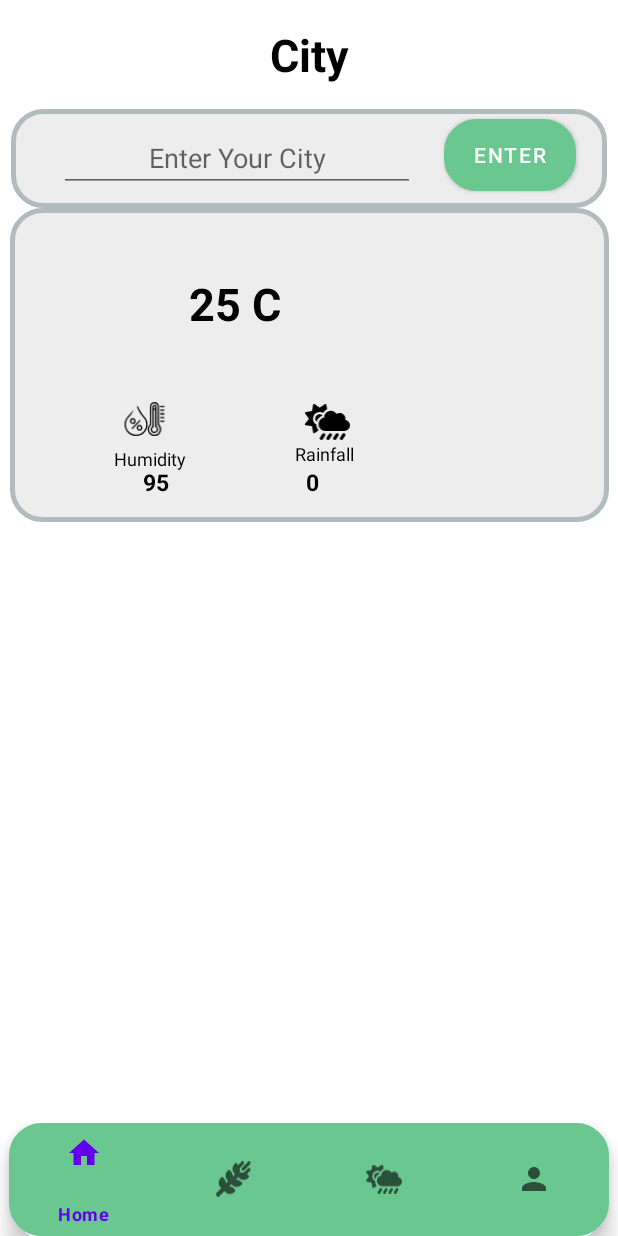
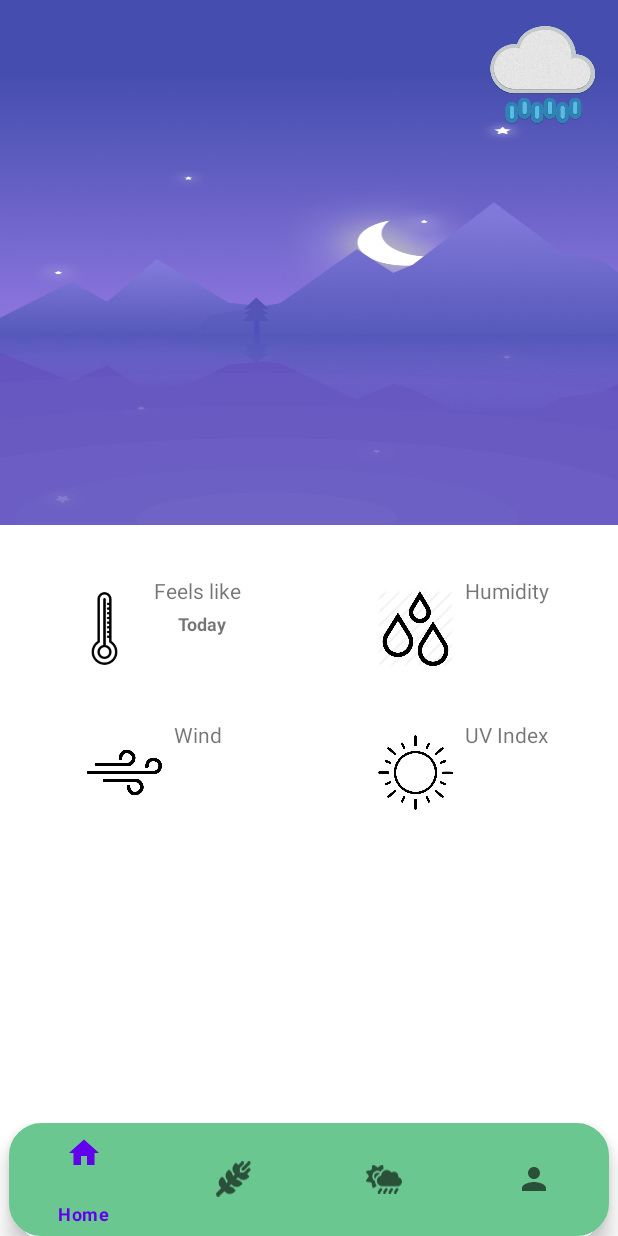
Before and after one commit to GeekyCats/Krishi, an Android app: the fragment Weather placed in its activity, on a phone screen of 412 x 824 dp. Run offline under Robolectric (Android 15) with nearby library versions, the phone set to English and light mode, and no system bars; pictures from the network do not load.

Commit message:
Weather Frontend

```diff
--- a/Krishi/app/src/main/java/com/example/krishi/home/Weather.java
+++ b/Krishi/app/src/main/java/com/example/krishi/home/Weather.java
@@ -48,19 +48,19 @@ public class Weather extends Fragment {
         city = view.findViewById(R.id.city);
         temp = view.findViewById(R.id.temperature);
         humidity = view.findViewById(R.id.humidity);
-        rainfall = view.findViewById(R.id.rainfall);
-        city_name = view.findViewById(R.id.cityName);
-        icon = view.findViewById(R.id.imageView8);
-        search = view.findViewById(R.id.btn_enter);
+//        rainfall = view.findViewById(R.id.rainfall);
+//        city_name = view.findViewById(R.id.cityName);
+//        icon = view.findViewById(R.id.imageView8);
+//        search = view.findViewById(R.id.btn_enter);
         this.context = getContext();
 
-        search.setOnClickListener(new View.OnClickListener() {
-            @Override
-            public void onClick(View v) {
-                String name = city_name.getText().toString();
-                city.setText(name);
-                getWeatherData(name);
-            }});
+//        search.setOnClickListener(new View.OnClickListener() {
+//            @Override
+//            public void onClick(View v) {
+//                String name = city_name.getText().toString();
+//                city.setText(name);
+//                getWeatherData(name);
+//            }});
 
         return view;
     }
--- a/Krishi/app/src/main/res/layout/fragment_weather.xml
+++ b/Krishi/app/src/main/res/layout/fragment_weather.xml
@@ -1,187 +1,254 @@
 <?xml version="1.0" encoding="utf-8"?>
-<androidx.constraintlayout.widget.ConstraintLayout xmlns:android="http://schemas.android.com/apk/res/android"
+<androidx.core.widget.NestedScrollView
+    xmlns:android="http://schemas.android.com/apk/res/android"
     xmlns:app="http://schemas.android.com/apk/res-auto"
     xmlns:tools="http://schemas.android.com/tools"
     android:layout_width="match_parent"
+    android:layout_height="wrap_content">
+    <androidx.constraintlayout.widget.ConstraintLayout
+        android:layout_width="match_parent"
         android:layout_height="match_parent"
-    tools:context=".home.Weather">
+        tools:context=".ui.today.TodayFragment">
 
-
+        <RelativeLayout
+            android:id="@+id/relative"
+            android:layout_width="match_parent"
+            android:layout_height="350dp"
+            android:background="@drawable/weather_forecast"
+            app:layout_constraintEnd_toEndOf="parent"
+            app:layout_constraintStart_toStartOf="parent"
+            app:layout_constraintTop_toTopOf="parent">
             <TextView
                 android:id="@+id/city"
                 android:layout_width="wrap_content"
                 android:layout_height="wrap_content"
-        android:layout_marginTop="16dp"
-        android:text="City"
-        android:textColor="@color/black"
-        android:textSize="30sp"
-        android:textStyle="bold"
-        app:layout_constraintEnd_toEndOf="parent"
-        app:layout_constraintStart_toStartOf="parent"
-        app:layout_constraintTop_toTopOf="parent" />
+                tools:text="New Delhi"
+                android:textColor="@color/white"
+                android:layout_marginStart="16dp"
+                android:layout_marginTop="8dp"
+                android:textSize="24sp" />
 
-    <androidx.constraintlayout.widget.ConstraintLayout
-        android:id="@+id/constraintLayout3"
-        android:layout_width="397dp"
-        android:layout_height="66dp"
-        android:background="@drawable/layout_bg"
-        app:layout_constraintBottom_toBottomOf="parent"
-        app:layout_constraintEnd_toEndOf="parent"
-        app:layout_constraintStart_toStartOf="parent"
-        app:layout_constraintTop_toBottomOf="@+id/city"
-        app:layout_constraintVertical_bias="0.07">
-
-        <EditText
-            android:id="@+id/cityName"
-            android:layout_width="237dp"
-            android:layout_height="43dp"
-            android:ems="10"
-            android:gravity="center"
-            android:hint="Enter Your City"
-            android:inputType="textPersonName"
-            app:layout_constraintBottom_toBottomOf="parent"
-            app:layout_constraintEnd_toEndOf="parent"
-            app:layout_constraintHorizontal_bias="0.2"
-            app:layout_constraintStart_toStartOf="parent"
-            app:layout_constraintTop_toTopOf="parent"
-            app:layout_constraintVertical_bias="0.521" />
-
-        <Button
-            android:id="@+id/btn_enter"
+            <TextView
+                android:id="@+id/date"
                 android:layout_width="wrap_content"
                 android:layout_height="wrap_content"
-            android:layout_marginStart="19dp"
-            android:layout_marginEnd="16dp"
-            android:background="@drawable/layout_bg"
-            android:text="Enter"
-            app:backgroundTint="@color/colorPrimary"
+                tools:text="Friday, June 30"
+                android:textColor="@color/white"
+                android:layout_below="@+id/city"
+                android:layout_marginStart="16dp"
+                android:textSize="16sp" />
+
+            <TextView
+                android:id="@+id/condition"
+                android:layout_width="wrap_content"
+                android:layout_height="wrap_content"
+                tools:text="Light Rain"
+                android:textColor="@color/white"
+                android:layout_below="@+id/date"
+                android:layout_marginStart="16dp"
+                android:textStyle="bold"
+                android:layout_marginTop="32dp"
+                android:textSize="16sp" />
+
+            <ImageView
+                android:id="@+id/weather_resource"
+                android:layout_width="100dp"
+                android:layout_height="100dp"
+                android:src="@drawable/art_light_rain"
+                android:layout_alignParentEnd="true"
+                android:padding="8dp"/>
+
+            <TextView
+                android:id="@+id/temp_condition"
+                android:layout_width="wrap_content"
+                android:layout_height="wrap_content"
+                tools:text="36C"
+                android:layout_alignParentBottom="true"
+                android:textColor="@color/white"
+                android:padding="16dp"
+                android:textSize="48sp" />
+
+        </RelativeLayout>
+
+        <LinearLayout
+            android:layout_width="match_parent"
+            android:layout_height="wrap_content"
+            android:orientation="vertical"
+            android:layout_weight="1"
+            android:layout_marginTop="16dp"
             app:layout_constraintBottom_toBottomOf="parent"
             app:layout_constraintEnd_toEndOf="parent"
             app:layout_constraintHorizontal_bias="0.0"
-            app:layout_constraintStart_toEndOf="@+id/cityName"
-            app:layout_constraintTop_toTopOf="parent"
-            app:layout_constraintVertical_bias="0.388" />
-    </androidx.constraintlayout.widget.ConstraintLayout>
+            app:layout_constraintStart_toStartOf="parent"
+            app:layout_constraintTop_toBottomOf="@+id/relative"
+            app:layout_constraintVertical_bias="0.0">
 
-    <androidx.constraintlayout.widget.ConstraintLayout
-        android:layout_width="399dp"
-        android:layout_height="209dp"
-        android:background="@drawable/layout_bg"
-        app:layout_constraintBottom_toBottomOf="parent"
-        app:layout_constraintEnd_toEndOf="parent"
-        app:layout_constraintStart_toStartOf="parent"
-        app:layout_constraintTop_toBottomOf="@+id/constraintLayout3"
-        app:layout_constraintVertical_bias="0.224">
+            <LinearLayout
+                android:orientation="horizontal"
+                android:layout_width="match_parent"
+                android:layout_height="0dp"
+                android:layout_gravity="center"
+                android:layout_weight="1"
+                android:layout_marginTop="10dp">
+                <RelativeLayout
+                    android:layout_width="0dp"
+                    android:layout_height="wrap_content"
+                    android:padding="8dp"
+                    android:gravity="center"
+                    android:layout_weight="1">
+
+                    <ImageView
+                        android:id="@+id/thermometer"
+                        android:layout_width="50dp"
+                        android:layout_height="70dp"
+                        android:layout_marginEnd="8dp"
+                        android:src="@drawable/thermometer"/>
+
+                    <TextView
+                        android:id="@+id/feels_like"
+                        android:layout_width="wrap_content"
+                        android:layout_height="wrap_content"
+                        android:layout_toEndOf="@+id/thermometer"
+                        android:textSize="14sp"
+                        android:text="Feels like"/>
 
                     <TextView
                         android:id="@+id/temperature"
-            android:layout_width="85dp"
-            android:layout_height="54dp"
-            android:gravity="center"
-            android:text="25 C"
-            android:textColor="@color/black"
-            android:textSize="30sp"
+                        android:layout_width="wrap_content"
+                        android:layout_height="wrap_content"
+                        android:layout_toEndOf="@+id/thermometer"
+                        android:layout_below="@+id/feels_like"
+                        android:layout_marginTop="4dp"
+                        android:textSize="14sp"
                         android:textStyle="bold"
-            app:layout_constraintBottom_toBottomOf="parent"
-            app:layout_constraintEnd_toStartOf="@+id/imageView8"
-            app:layout_constraintStart_toStartOf="parent"
-            app:layout_constraintTop_toTopOf="parent"
-            app:layout_constraintVertical_bias="0.238" />
+                        tools:text="22C"/>
 
                     <TextView
-            android:id="@+id/textView18"
                         android:layout_width="wrap_content"
                         android:layout_height="wrap_content"
-            android:layout_marginTop="1dp"
-            android:layout_marginBottom="32dp"
-            android:text="Humidity"
-            android:textColor="@color/black"
+                        android:layout_toEndOf="@+id/temperature"
+                        android:layout_below="@+id/feels_like"
+                        android:layout_marginTop="4dp"
+                        android:layout_marginStart="16dp"
                         android:textSize="12sp"
-            app:layout_constraintBottom_toBottomOf="parent"
-            app:layout_constraintEnd_toStartOf="@+id/imageView6"
-            app:layout_constraintHorizontal_bias="0.468"
-            app:layout_constraintStart_toStartOf="parent"
-            app:layout_constraintTop_toBottomOf="@+id/imageView7" />
+                        android:textStyle="bold"
+                        android:text="Today"/>
+
+                </RelativeLayout>
+
+                <RelativeLayout
+                    android:layout_width="0dp"
+                    android:layout_height="wrap_content"
+                    android:gravity="center"
+                    android:padding="8dp"
+                    android:layout_weight="1">
+
+                    <ImageView
+                        android:id="@+id/humidity_img"
+                        android:layout_width="50dp"
+                        android:layout_height="70dp"
+                        android:layout_marginEnd="8dp"
+                        android:src="@drawable/humidity"/>
 
                     <TextView
                         android:id="@+id/humidity"
                         android:layout_width="wrap_content"
                         android:layout_height="wrap_content"
-            android:layout_marginTop="1dp"
-            android:text="Rainfall"
-            android:textColor="@color/black"
-            android:textSize="12sp"
-            app:layout_constraintBottom_toTopOf="@+id/rainfall"
-            app:layout_constraintEnd_toEndOf="parent"
-            app:layout_constraintHorizontal_bias="0.3"
-            app:layout_constraintStart_toEndOf="@+id/textView18"
-            app:layout_constraintTop_toBottomOf="@+id/imageView6"
-            app:layout_constraintVertical_bias="1.0" />
+                        android:layout_toEndOf="@+id/humidity_img"
+                        android:textSize="14sp"
+                        android:text="Humidity"/>
 
                     <TextView
-            android:id="@+id/textView20"
+                        android:id="@+id/humidity_value"
                         android:layout_width="wrap_content"
                         android:layout_height="wrap_content"
-            android:layout_marginBottom="16dp"
-            android:text="95"
-            android:textColor="@color/black"
-            android:textSize="15sp"
+                        android:layout_toEndOf="@+id/humidity_img"
+                        android:layout_below="@+id/humidity"
+                        android:layout_marginTop="4dp"
+                        android:textSize="14sp"
                         android:textStyle="bold"
-            app:layout_constraintBottom_toBottomOf="parent"
-            app:layout_constraintEnd_toStartOf="@+id/humidity"
-            app:layout_constraintHorizontal_bias="0.514"
-            app:layout_constraintStart_toStartOf="parent" />
+                        tools:text="22C"/>
+
+                </RelativeLayout>
+
+            </LinearLayout>
+
+            <LinearLayout
+                android:orientation="horizontal"
+                android:layout_width="match_parent"
+                android:layout_height="0dp"
+                android:layout_weight="1"
+                android:layout_marginTop="10dp">
+                <RelativeLayout
+                    android:layout_width="0dp"
+                    android:layout_height="wrap_content"
+                    android:padding="8dp"
+                    android:gravity="center"
+                    android:layout_weight="1">
+
+                    <ImageView
+                        android:id="@+id/wind_img"
+                        android:layout_width="50dp"
+                        android:layout_height="70dp"
+                        android:layout_marginEnd="8dp"
+                        android:src="@drawable/wind" />
 
                     <TextView
-            android:id="@+id/rainfall"
+                        android:id="@+id/wind"
                         android:layout_width="wrap_content"
                         android:layout_height="wrap_content"
-            android:text="0"
-            android:textColor="@color/black"
-            android:textSize="15sp"
+                        android:layout_toEndOf="@+id/wind_img"
+                        android:textSize="14sp"
+                        android:text="Wind"/>
+
+                    <TextView
+                        android:id="@+id/wind_value"
+                        android:layout_width="wrap_content"
+                        android:layout_height="wrap_content"
+                        android:layout_toEndOf="@+id/wind_img"
+                        android:layout_below="@+id/wind"
+                        android:layout_marginTop="4dp"
+                        android:textSize="14sp"
                         android:textStyle="bold"
-            app:layout_constraintBottom_toBottomOf="parent"
-            app:layout_constraintEnd_toEndOf="parent"
-            app:layout_constraintHorizontal_bias="0.32"
-            app:layout_constraintStart_toEndOf="@+id/textView20"
-            app:layout_constraintTop_toBottomOf="@+id/imageView6"
-            app:layout_constraintVertical_bias="0.529" />
+                        tools:text="22C"/>
+
+                </RelativeLayout>
+
+                <RelativeLayout
+                    android:layout_width="0dp"
+                    android:layout_height="wrap_content"
+                    android:gravity="center"
+                    android:padding="8dp"
+                    android:layout_weight="1">
 
                     <ImageView
-            android:id="@+id/imageView6"
-            android:layout_width="31dp"
-            android:layout_height="24dp"
-            android:layout_marginTop="40dp"
-            android:src="@drawable/cloud_sun_rain_solid"
-            app:layout_constraintEnd_toStartOf="@+id/imageView8"
-            app:layout_constraintHorizontal_bias="0.558"
-            app:layout_constraintStart_toEndOf="@+id/imageView7"
-            app:layout_constraintTop_toBottomOf="@+id/temperature" />
+                        android:id="@+id/sun"
+                        android:layout_width="50dp"
+                        android:layout_height="70dp"
+                        android:layout_marginEnd="8dp"
+                        android:src="@drawable/sun"/>
 
-        <ImageView
-            android:id="@+id/imageView7"
-            android:layout_width="31dp"
-            android:layout_height="29dp"
-            android:layout_marginTop="35dp"
-            android:src="@drawable/ic_person_foreground"
-            app:layout_constraintBottom_toTopOf="@+id/textView20"
-            app:layout_constraintEnd_toStartOf="@+id/imageView8"
-            app:layout_constraintHorizontal_bias="0.277"
-            app:layout_constraintStart_toStartOf="parent"
-            app:layout_constraintTop_toBottomOf="@+id/temperature"
-            app:layout_constraintVertical_bias="0.0" />
+                    <TextView
+                        android:id="@+id/sun_txt"
+                        android:layout_width="wrap_content"
+                        android:layout_height="wrap_content"
+                        android:layout_toEndOf="@+id/sun"
+                        android:textSize="14sp"
+                        android:text="UV Index"/>
 
-        <ImageView
-            android:id="@+id/imageView8"
-            android:layout_width="84dp"
-            android:layout_height="79dp"
-            app:layout_constraintBottom_toBottomOf="parent"
-            app:layout_constraintEnd_toEndOf="parent"
-            app:layout_constraintHorizontal_bias="0.949"
-            app:layout_constraintStart_toStartOf="parent"
-            app:layout_constraintTop_toTopOf="parent"
-            app:layout_constraintVertical_bias="0.284"
-            tools:src="@tools:sample/avatars" />
+                    <TextView
+                        android:id="@+id/uv_value"
+                        android:layout_width="wrap_content"
+                        android:layout_height="wrap_content"
+                        android:layout_toEndOf="@+id/sun"
+                        android:layout_below="@+id/sun_txt"
+                        android:layout_marginTop="4dp"
+                        android:textSize="14sp"
+                        android:textStyle="bold"
+                        tools:text="22C"/>
+
+                </RelativeLayout>
+            </LinearLayout>
+        </LinearLayout>
     </androidx.constraintlayout.widget.ConstraintLayout>
-
-</androidx.constraintlayout.widget.ConstraintLayout>
+</androidx.core.widget.NestedScrollView>
```
Also changed, not shown: Krishi/app/src/main/res/drawable/art_light_rain.png (added), Krishi/app/src/main/res/drawable/humidity.png (added), Krishi/app/src/main/res/drawable/ic_cloudy.png (added), Krishi/app/src/main/res/drawable/sun.png (added), Krishi/app/src/main/res/drawable/thermometer.png (added), Krishi/app/src/main/res/drawable/weather_forecast.png (added), Krishi/app/src/main/res/drawable/weather_logo.png (added), Krishi/app/src/main/res/drawable/wind.png (added). Lines whose indentation alone changed are shown as unchanged.
